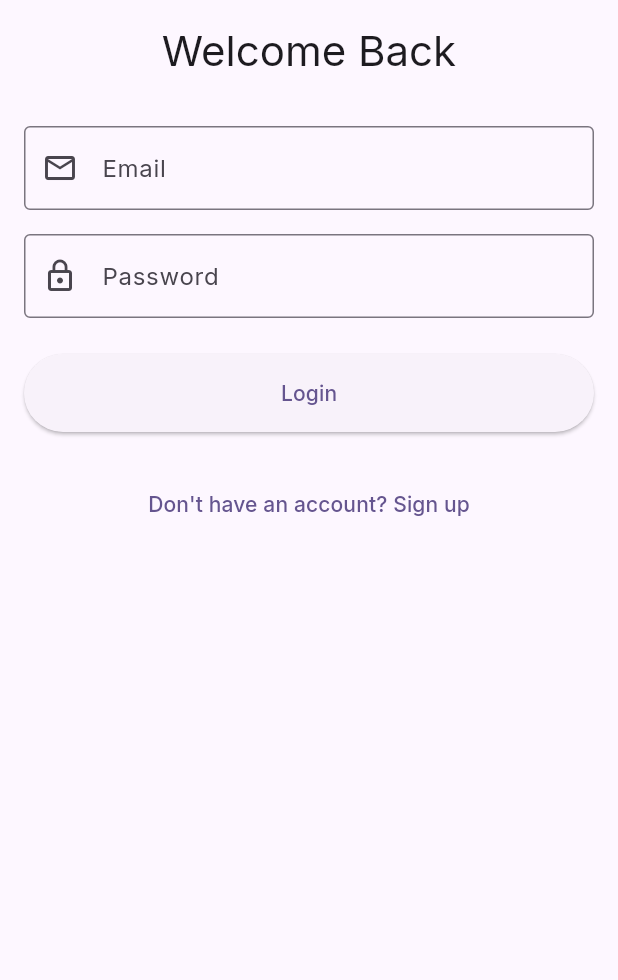
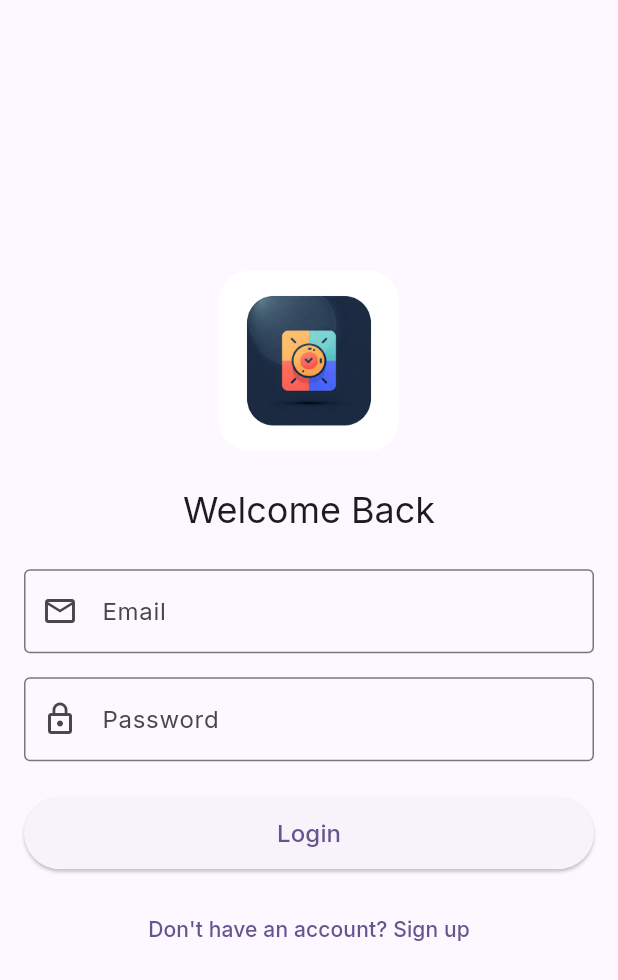
Before and after one commit to sam-baraka/habit_tracker, a Flutter app: the screen it shows after launch, on a phone screen of 412 x 824 dp. Shown: the top 980 px of the screen. Run offline on Flutter 3.47's test engine with Material 3 defaults, Android fonts, the light colour scheme and no system bars; our stand-ins replace auto_route, bloc, cloud_firestore, equatable, firebase_auth, firebase_core and 4 more; accounts and stored records are empty.

Commit message:
Update login page layout and add app icon
- Refactored the login page to improve responsiveness for desktop and mobile views.
- Added an app icon to the login page, enhancing visual appeal.
- Adjusted padding and layout constraints for better user experience across different screen sizes.
- Updated asset configuration in pubspec.yaml to include the new icon asset.

```diff
--- a/lib/presentation/pages/login_page.dart
+++ b/lib/presentation/pages/login_page.dart
@@ -55,6 +55,10 @@ class _LoginPageState extends State<LoginPage> {
 
   @override
   Widget build(BuildContext context) {
+    // Get screen size
+    final screenSize = MediaQuery.of(context).size;
+    final isDesktop = screenSize.width > 800;
+
     return Scaffold(
       body: BlocListener<AuthBloc, AuthState>(
         listener: (context, state) {
@@ -69,26 +73,57 @@ class _LoginPageState extends State<LoginPage> {
           }
         },
         child: SafeArea(
+          child: Center(
             child: SingleChildScrollView(
-            padding: const EdgeInsets.all(16.0),
+              padding: EdgeInsets.symmetric(
+                horizontal: isDesktop ? screenSize.width * 0.1 : 16.0,
+                vertical: 16.0,
+              ),
+              child: ConstrainedBox(
+                constraints: const BoxConstraints(maxWidth: 800),
                 child: Form(
                   key: _formKey,
                   child: Column(
                     mainAxisAlignment: MainAxisAlignment.center,
                     crossAxisAlignment: CrossAxisAlignment.stretch,
                     children: [
+                      // App Icon
+                      Center(
+                        child: ClipRRect(
+                          borderRadius:
+                              BorderRadius.circular(isDesktop ? 30 : 20),
+                          child: Image.asset(
+                            'assets/icon/icon.jpeg',
+                            width: isDesktop ? 200 : 120,
+                            height: isDesktop ? 200 : 120,
+                            fit: BoxFit.cover,
+                          ),
+                        ),
+                      ),
+                      SizedBox(height: isDesktop ? 40 : 24),
+
                       Text(
                         'Welcome Back',
-                    style: Theme.of(context).textTheme.headlineMedium,
+                        style: Theme.of(context)
+                            .textTheme
+                            .headlineMedium
+                            ?.copyWith(
+                              fontSize: isDesktop ? 32 : 24,
+                            ),
                         textAlign: TextAlign.center,
                       ),
-                  const SizedBox(height: 32),
+                      SizedBox(height: isDesktop ? 32 : 24),
+
                       TextFormField(
                         controller: _emailController,
-                    decoration: const InputDecoration(
+                        decoration: InputDecoration(
                           labelText: 'Email',
-                      border: OutlineInputBorder(),
-                      prefixIcon: Icon(Icons.email_outlined),
+                          border: const OutlineInputBorder(),
+                          prefixIcon: const Icon(Icons.email_outlined),
+                          contentPadding: EdgeInsets.symmetric(
+                            horizontal: 16,
+                            vertical: isDesktop ? 20 : 16,
+                          ),
                         ),
                         keyboardType: TextInputType.emailAddress,
                         validator: (value) {
@@ -98,13 +133,18 @@ class _LoginPageState extends State<LoginPage> {
                           return null;
                         },
                       ),
-                  const SizedBox(height: 16),
+                      SizedBox(height: isDesktop ? 24 : 16),
+
                       TextFormField(
                         controller: _passwordController,
-                    decoration: const InputDecoration(
+                        decoration: InputDecoration(
                           labelText: 'Password',
-                      border: OutlineInputBorder(),
-                      prefixIcon: Icon(Icons.lock_outline),
+                          border: const OutlineInputBorder(),
+                          prefixIcon: const Icon(Icons.lock_outline),
+                          contentPadding: EdgeInsets.symmetric(
+                            horizontal: 16,
+                            vertical: isDesktop ? 20 : 16,
+                          ),
                         ),
                         obscureText: true,
                         validator: (value) {
@@ -114,17 +154,25 @@ class _LoginPageState extends State<LoginPage> {
                           return null;
                         },
                       ),
-                  const SizedBox(height: 24),
+                      SizedBox(height: isDesktop ? 32 : 24),
+
                       BlocBuilder<AuthBloc, AuthState>(
                         builder: (context, state) {
                           return state.isLoading
                               ? const Center(child: CircularProgressIndicator())
                               : Column(
-                              crossAxisAlignment: CrossAxisAlignment.stretch,
+                                  crossAxisAlignment:
+                                      CrossAxisAlignment.stretch,
                                   children: [
-                                ElevatedButton(
+                                    Center(
+                                      child: SizedBox(
+                                        width:
+                                            isDesktop ? 300 : double.infinity,
+                                        height: isDesktop ? 56 : 48,
+                                        child: ElevatedButton(
                                           onPressed: () {
-                                    if (_formKey.currentState!.validate()) {
+                                            if (_formKey.currentState!
+                                                .validate()) {
                                               context.read<AuthBloc>().add(
                                                     AuthLoginRequested(
                                                       _emailController.text,
@@ -134,17 +182,30 @@ class _LoginPageState extends State<LoginPage> {
                                             }
                                           },
                                           style: ElevatedButton.styleFrom(
-                                    padding: const EdgeInsets.all(16),
+                                            padding: EdgeInsets.symmetric(
+                                              vertical: isDesktop ? 16 : 12,
                                             ),
-                                  child: const Text('Login'),
                                           ),
-                                const SizedBox(height: 24),
+                                          child: Text(
+                                            'Login',
+                                            style: TextStyle(
+                                              fontSize: isDesktop ? 18 : 16,
+                                            ),
+                                          ),
+                                        ),
+                                      ),
+                                    ),
+                                    SizedBox(height: isDesktop ? 24 : 16),
                                     TextButton(
                                       onPressed: () {
-                                    context.router.replace(const SignUpRoute());
+                                        context.router
+                                            .replace(const SignUpRoute());
                                       },
-                                  child: const Text(
+                                      child: Text(
                                         'Don\'t have an account? Sign up',
+                                        style: TextStyle(
+                                          fontSize: isDesktop ? 16 : 14,
+                                        ),
                                       ),
                                     ),
                                   ],
@@ -157,6 +218,8 @@ class _LoginPageState extends State<LoginPage> {
               ),
             ),
           ),
+        ),
+      ),
     );
   }
 }
--- a/pubspec.yaml
+++ b/pubspec.yaml
@@ -89,9 +89,8 @@ flutter:
   uses-material-design: true
 
   # To add assets to your application, add an assets section, like this:
-  # assets:
-  #   - images/a_dot_burr.jpeg
-  #   - images/a_dot_ham.jpeg
+  assets:
+    - assets/icon/icon.jpeg
 
   # An image asset can refer to one or more resolution-specific "variants", see
   # https://flutter.dev/to/resolution-aware-images
```
Lines whose indentation alone changed are shown as unchanged.
